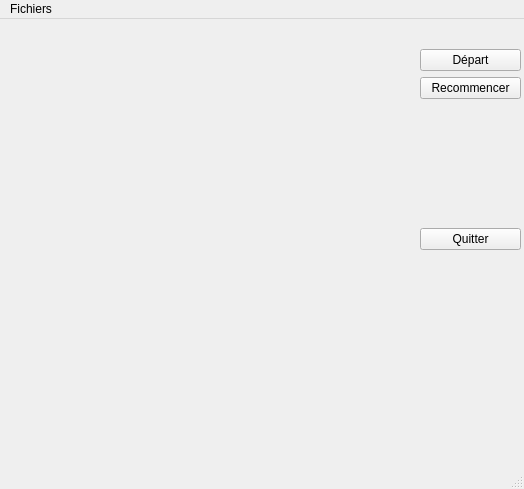
The window that interface.ui (dupondth/othello) describes before a commit, drawn with Qt 5.
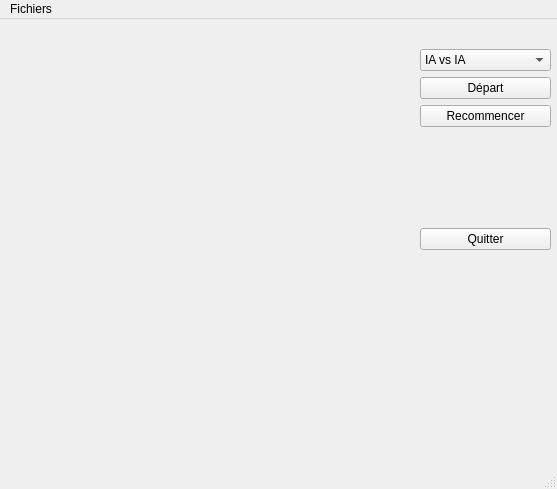
The same window after the commit.

Commit message: Amélioration de l'interface : DEPART disparaît lorsqu'on ne joue pas IA vs IA, RECOMMENCER devient vert lorsqu'il faut appuyer dessus. Implémentation de deux modes de jeu: j vs ia, ia vs ia.

Patch:
```diff
--- a/interface.ui
+++ b/interface.ui
@@ -6,7 +6,7 @@
    <rect>
     <x>0</x>
     <y>0</y>
-    <width>524</width>
+    <width>557</width>
     <height>489</height>
    </rect>
   </property>
@@ -29,11 +29,30 @@
      <rect>
       <x>420</x>
       <y>30</y>
-      <width>101</width>
+      <width>131</width>
       <height>201</height>
      </rect>
     </property>
     <layout class="QVBoxLayout" name="verticalLayout">
+     <item>
+      <widget class="QComboBox" name="mode_jeu">
+       <item>
+        <property name="text">
+         <string>IA vs IA</string>
+        </property>
+       </item>
+       <item>
+        <property name="text">
+         <string>Joueur vs IA</string>
+        </property>
+       </item>
+       <item>
+        <property name="text">
+         <string>Joueur vs Joueur</string>
+        </property>
+       </item>
+      </widget>
+     </item>
      <item>
       <widget class="QPushButton" name="bouton_depart">
        <property name="text">
@@ -76,7 +95,7 @@
     <rect>
      <x>0</x>
      <y>0</y>
-     <width>524</width>
+     <width>557</width>
      <height>19</height>
     </rect>
    </property>
```
The commit also changes 3 other files.
